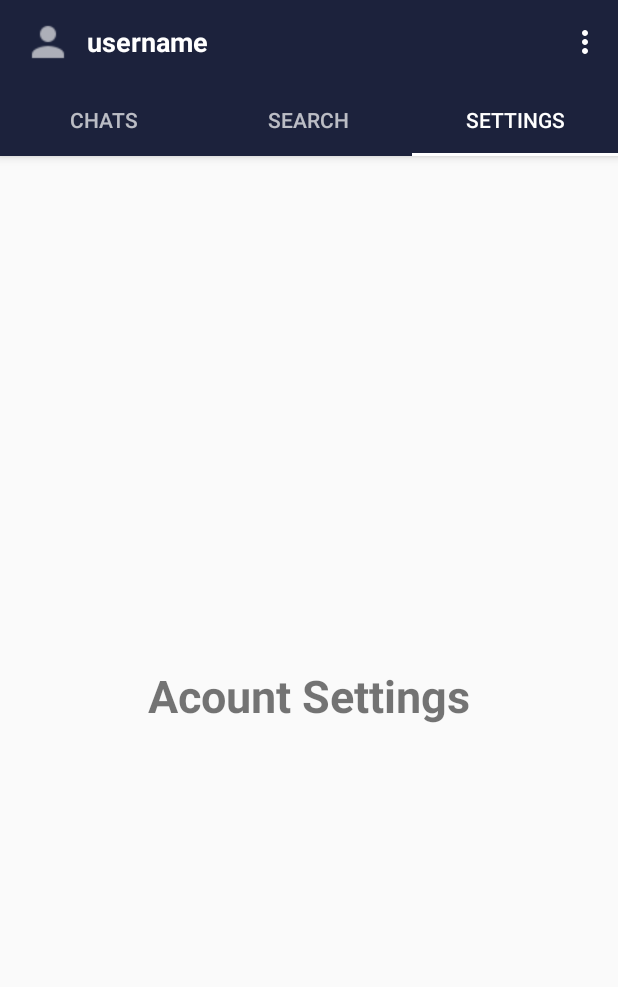
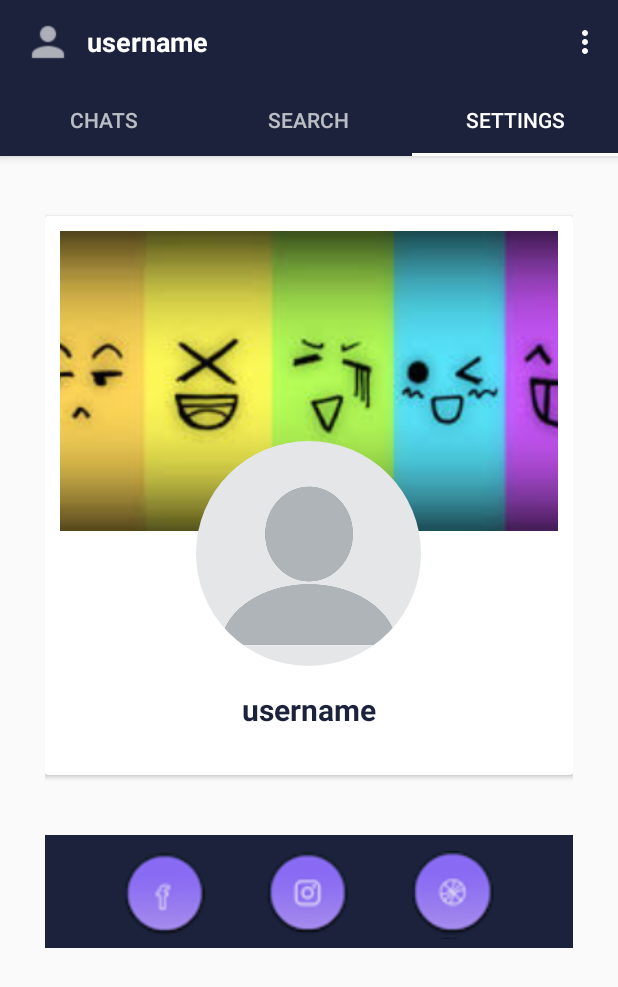
Before and after one commit to kevinisraelsanipatin/MessengerApp, an Android app: the screen it shows after launch once a user with an empty profile is signed in (MainActivity), tab 3 chosen, on a phone screen of 412 x 824 dp. Shown: the top 987 px of the screen. Run offline under Robolectric (Android 15) with nearby library versions, the phone set to English and light mode, and no system bars; our stand-ins replace CircleImageView, Firebase (no records; nobody signed in at launch, a user with empty details on screens opened directly), Picasso; pictures from the network do not load.

Commit message:
Listar Usuarios y Ajustes de Cuenta
Se listan los usuarios en la vista SEARCH y se muestra un perfil en la vista SETTINGS

```diff
--- a/app/src/main/java/com/example/messengerapp/Fragments/SearchFragment.kt
+++ b/app/src/main/java/com/example/messengerapp/Fragments/SearchFragment.kt
@@ -3,23 +3,22 @@ package com.example.messengerapp.Fragments
 import android.os.Bundle
 import android.text.Editable
 import android.text.TextWatcher
-import androidx.fragment.app.Fragment
 import android.view.LayoutInflater
 import android.view.View
 import android.view.ViewGroup
 import android.widget.EditText
+import android.widget.Toast
+import androidx.fragment.app.Fragment
 import androidx.recyclerview.widget.LinearLayoutManager
 import androidx.recyclerview.widget.RecyclerView
 import com.example.messengerapp.AdapterClasses.UserAdapter
 import com.example.messengerapp.ModelClasses.Users
-
 import com.example.messengerapp.R
 import com.google.firebase.auth.FirebaseAuth
 import com.google.firebase.database.DataSnapshot
 import com.google.firebase.database.DatabaseError
 import com.google.firebase.database.FirebaseDatabase
 import com.google.firebase.database.ValueEventListener
-import kotlinx.android.synthetic.main.fragment_search.*
 
 /**
  * A simple [Fragment] subclass.
@@ -36,11 +35,12 @@ class SearchFragment : Fragment() {
         savedInstanceState: Bundle?
     ): View? {
         // Inflate the layout for this fragment
-        val view: View = inflater.inflate(R.layout.fragment_search, container, false)
+        val view = inflater.inflate(R.layout.fragment_search, container, false)
 
-        recyclerView = view.findViewById(R.id.searchList)
+        recyclerView = view?.findViewById(R.id.searchList)
         recyclerView!!.setHasFixedSize(true)
         recyclerView!!.layoutManager = LinearLayoutManager(context)
+        recyclerView!!.adapter = userAdapter
         searchEditText = view.findViewById(R.id.searchUserET)
 
         mUsers = ArrayList()
@@ -91,7 +91,7 @@ class SearchFragment : Fragment() {
         })
     }
 
-    private fun searchForUser(str:String)
+    private fun searchForUser(str: String)
     {
         var firebaseUserID = FirebaseAuth.getInstance().currentUser!!.uid
 
@@ -101,10 +101,12 @@ class SearchFragment : Fragment() {
             .endAt(str + "\uf8ff")
 
         queryUsers.addValueEventListener(object : ValueEventListener{
+
             override fun onDataChange(p0: DataSnapshot) {
                 (mUsers as ArrayList<Users>).clear()
 
                 for(snapshot in p0.children){
+                    Toast.makeText(context,"Toast por defecto", Toast.LENGTH_LONG).show()
                     val user : Users? = snapshot.getValue(Users::class.java)
                     if(!(user!!.getUID()).equals(firebaseUserID)){
                         (mUsers as ArrayList<Users>).add(user)
--- a/app/src/main/java/com/example/messengerapp/Fragments/SettingsFragment.kt
+++ b/app/src/main/java/com/example/messengerapp/Fragments/SettingsFragment.kt
@@ -5,20 +5,55 @@ import androidx.fragment.app.Fragment
 import android.view.LayoutInflater
 import android.view.View
 import android.view.ViewGroup
+import com.example.messengerapp.ModelClasses.Users
 
 import com.example.messengerapp.R
+import com.google.firebase.auth.FirebaseAuth
+import com.google.firebase.auth.FirebaseUser
+import com.google.firebase.database.*
+import com.squareup.picasso.Picasso
+import kotlinx.android.synthetic.main.fragment_settings.view.*
 
 /**
  * A simple [Fragment] subclass.
  */
 class SettingsFragment : Fragment() {
 
+    var usersReference: DatabaseReference?= null
+    var firebaseUser: FirebaseUser?= null
+
     override fun onCreateView(
         inflater: LayoutInflater, container: ViewGroup?,
         savedInstanceState: Bundle?
     ): View? {
         // Inflate the layout for this fragment
-        return inflater.inflate(R.layout.fragment_settings, container, false)
+        val view = inflater.inflate(R.layout.fragment_settings, container, false)
+
+        firebaseUser = FirebaseAuth.getInstance().currentUser
+        usersReference = FirebaseDatabase.getInstance().reference.child("Users").child(firebaseUser!!.uid)
+
+        usersReference!!.addValueEventListener(object : ValueEventListener
+        {
+            override fun onDataChange(p0: DataSnapshot) {
+                if(p0.exists())
+                {
+                    val user : Users? = p0.getValue(Users::class.java)
+
+                    if(context!=null)
+                    {
+                        view.username_settings.text = user!!.getUserName()
+                        Picasso.get().load(user.getProfile()).into(view.profile_image_settings)
+                        Picasso.get().load(user.getCover()).into(view.cover_image_settings)
+                    }
+                }
+            }
+
+            override fun onCancelled(p0: DatabaseError) {
+
+            }
+        })
+
+        return view
     }
 
 }
--- a/app/src/main/java/com/example/messengerapp/ModelClasses/Users.kt
+++ b/app/src/main/java/com/example/messengerapp/ModelClasses/Users.kt
@@ -58,7 +58,7 @@ class Users {
     fun getCover(): String?{
         return cover
     }
-    fun setCover(uid : String){
+    fun setCover(cover : String){
         this.cover = cover
     }
 
--- a/app/src/main/res/layout/fragment_settings.xml
+++ b/app/src/main/res/layout/fragment_settings.xml
@@ -4,15 +4,95 @@
     xmlns:tools="http://schemas.android.com/tools"
     android:layout_width="match_parent"
     android:layout_height="match_parent"
+    android:padding="30dp"
     tools:context=".Fragments.SettingsFragment">
 
-    <!-- TODO: Update blank fragment layout -->
-    <TextView
+    <androidx.cardview.widget.CardView
+        android:id="@+id/cv1"
         android:layout_width="match_parent"
-        android:layout_height="match_parent"
-        android:text="Acount Settings"
-        android:textSize="30dp"
+        android:layout_height="wrap_content"
+        android:layout_marginTop="10dp">
+
+        <RelativeLayout
+            android:layout_width="match_parent"
+            android:layout_height="wrap_content"
+            android:padding="10dp">
+
+            <ImageView
+                android:id="@+id/cover_image_settings"
+                android:layout_width="match_parent"
+                android:layout_height="200dp"
+                android:src="@drawable/cover"
+                android:scaleType="centerCrop">
+            </ImageView>
+
+            <de.hdodenhof.circleimageview.CircleImageView
+                android:id="@+id/profile_image_settings"
+                android:layout_width="150dp"
+                android:layout_height="150dp"
+                android:layout_centerHorizontal="true"
+                android:layout_marginTop="140dp"
+                android:scaleType="centerCrop"
+                android:src="@drawable/profile"
+                >
+            </de.hdodenhof.circleimageview.CircleImageView>
+
+            <TextView
+                android:id="@+id/username_settings"
+                android:layout_width="wrap_content"
+                android:layout_height="wrap_content"
+                android:text="username"
+                android:layout_below="@id/profile_image_settings"
+                android:layout_centerHorizontal="true"
+                android:layout_marginTop="15dp"
+                android:textColor="@color/colorPrimaryDark"
+                android:textStyle="bold"
+                android:textSize="20sp"
+                android:layout_marginBottom="20dp">
+            </TextView>
+
+        </RelativeLayout>
+    </androidx.cardview.widget.CardView>
+
+    <LinearLayout
+        android:layout_width="match_parent"
+        android:layout_height="wrap_content"
+        android:layout_below="@+id/cv1"
         android:gravity="center"
-        android:textStyle="bold"
-        />
+        android:background="@color/colorProfile"
+        android:layout_marginTop="40dp"
+        android:orientation="horizontal"
+        android:padding="6dp">
+
+        <ImageView
+            android:id="@+id/set_facebook"
+            android:layout_width="60dp"
+            android:layout_height="60dp"
+            android:src="@drawable/fb"
+            android:scaleType="centerCrop"
+            android:layout_marginTop="2dp"
+            android:layout_marginRight="35dp"
+            android:layout_gravity="center">
+        </ImageView>
+
+        <ImageView
+            android:id="@+id/set_instagram"
+            android:layout_width="60dp"
+            android:layout_height="60dp"
+            android:src="@drawable/instagram"
+            android:scaleType="centerCrop"
+            android:layout_marginRight="35dp"
+            android:layout_gravity="center">
+        </ImageView>
+
+        <ImageView
+            android:id="@+id/set_website"
+            android:layout_width="60dp"
+            android:layout_height="60dp"
+            android:src="@drawable/website"
+            android:scaleType="centerCrop"
+            android:layout_marginTop="3dp"
+            android:layout_gravity="center">
+        </ImageView>
+    </LinearLayout>
 </RelativeLayout>
```
